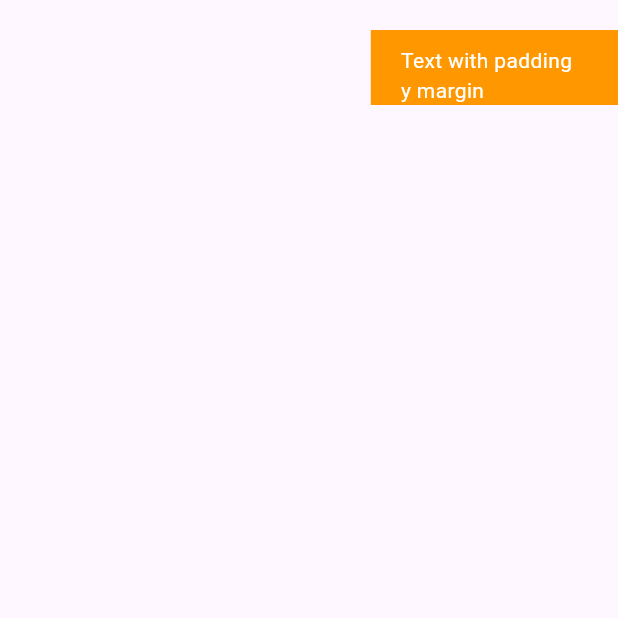
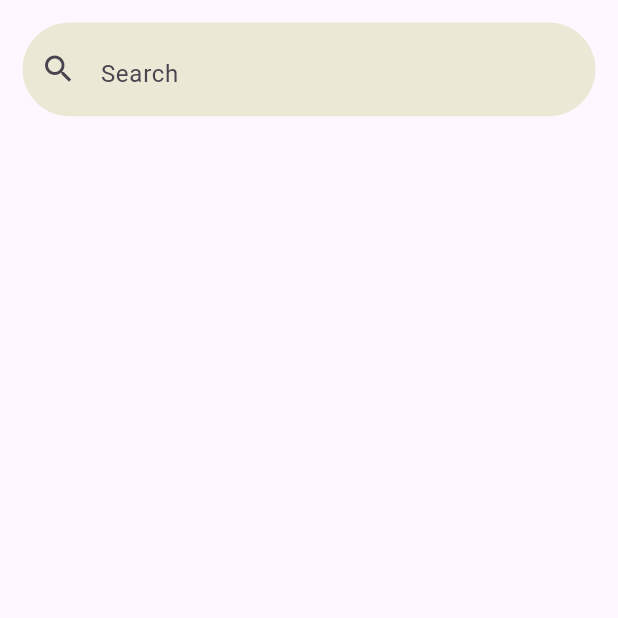
Before and after one commit to bastndev/Widgets_Flutter, a Flutter app: the screen it shows after launch, on a phone screen of 412 x 824 dp, the top half of it. Run offline on Flutter 3.47's test engine with Material 3 defaults, Android fonts, the phone set to English and light mode, and no system bars.

Commit message:
Refactor PracticeSearch widget to use custom styling for search input

```diff
--- a/lib/src/components/practice_search.dart
+++ b/lib/src/components/practice_search.dart
@@ -1,13 +1,30 @@
 import 'package:flutter/material.dart';
 
-class PracticeSearch extends StatelessWidget {
+class PracticeSearch extends StatefulWidget {
   const PracticeSearch({super.key});
 
+  @override
+  State<PracticeSearch> createState() => _FulScreenState();
+}
+
+class _FulScreenState extends State<PracticeSearch> {
   @override
   Widget build(BuildContext context) {
     return const Padding(
       padding: EdgeInsets.all(15.0),
-      child: TextField(),
+      child: TextField(
+        decoration: InputDecoration(
+          filled: true,
+          fillColor: Color(0xFFebe8d6),
+          prefixIcon: Icon(Icons.search),
+          suffix: Icon(Icons.close),
+          hintText: "Search",
+          border: OutlineInputBorder(
+            borderRadius: BorderRadius.all(Radius.circular(50.0)),
+            borderSide: BorderSide.none,
+          ),
+        ),
+      ),
     );
   }
 }
--- a/lib/src/screens/home.dart
+++ b/lib/src/screens/home.dart
@@ -1,6 +1,6 @@
 import 'package:flutter/material.dart';
-import 'package:update_flutter/widgets/day2/margin_padding.dart';
-// import 'package:update_flutter/src/components/practice_search.dart';
+// import 'package:update_flutter/widgets/day2/margin_padding.dart';
+import 'package:update_flutter/src/components/practice_search.dart';
 // import 'package:update_flutter/src/components/search.dart';
 
 class HomeScreen extends StatelessWidget {
@@ -13,8 +13,8 @@ class HomeScreen extends StatelessWidget {
         children: [
           SafeArea(
             // Search(),
-            // child: PracticeSearch(),
-            child: MarginPadding(),
+            child: PracticeSearch(),
+            // child: MarginPadding(),
           ),
         ],
       ),
```
